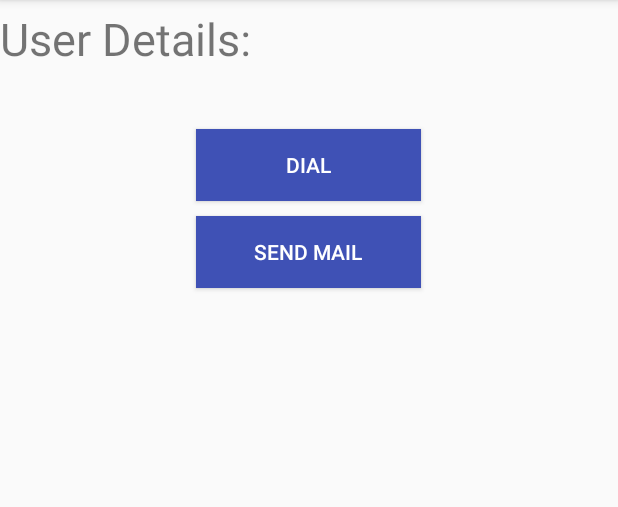
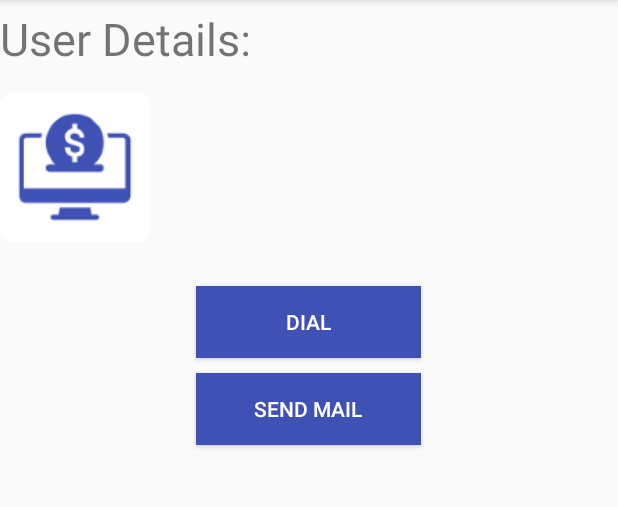
Before and after one commit to KobiShpak/eCommerceApp, an Android app: the DisplayUserInfoActivity screen opened directly, with no data from a screen before it, on a phone screen of 412 x 824 dp, the part 84-591 px from its top. Run offline under Robolectric (Android 15) with nearby library versions, the phone set to English and light mode, and no system bars; 2 statements that could not run were skipped.

Commit message:
image @ 3rd screen

```diff
--- a/app/src/main/java/com/example/kobishpak/hw01/DisplayUserInfoActivity.java
+++ b/app/src/main/java/com/example/kobishpak/hw01/DisplayUserInfoActivity.java
@@ -1,6 +1,7 @@
 package com.example.kobishpak.hw01;
 
 import android.content.Intent;
+import android.graphics.BitmapFactory;
 import android.net.Uri;
 import android.support.v7.app.AppCompatActivity;
 import android.os.Bundle;
@@ -8,6 +9,9 @@ import android.view.View;
 import android.widget.Button;
 import android.widget.EditText;
 import android.widget.ImageView;
+
+import java.io.FileNotFoundException;
+import java.io.InputStream;
 
 public class DisplayUserInfoActivity extends AppCompatActivity {
 
@@ -25,6 +29,17 @@ public class DisplayUserInfoActivity extends AppCompatActivity {
 
         bundle = getIntent().getExtras();
         m_DialButton = (Button) findViewById(R.id.buttonDial);
+        m_UserImageView = (ImageView) findViewById(R.id.userImageView);
+        try {
+            Uri imageUri = Uri.parse((String) bundle.get("userImage"));
+            assert imageUri != null;
+            InputStream imageStream = getContentResolver().openInputStream(imageUri);
+            m_UserImageView.setImageBitmap(BitmapFactory.decodeStream(imageStream));
+        }
+        catch(FileNotFoundException e) {
+            e.printStackTrace();
+        }
+
         m_DialButton.setOnClickListener(new View.OnClickListener() {
             @Override
             public void onClick(View v) {
--- a/app/src/main/java/com/example/kobishpak/hw01/EnterUserInfoActivity.java
+++ b/app/src/main/java/com/example/kobishpak/hw01/EnterUserInfoActivity.java
@@ -250,7 +250,7 @@ public class EnterUserInfoActivity extends AppCompatActivity {
         int selectedId = m_GenderRadioButton.getCheckedRadioButtonId();
         RadioButton radioButton = findViewById(selectedId);
         intent.putExtra("userGender", radioButton.getText().toString());
-        intent.putExtra("userImage", m_ImageUri);
+        intent.putExtra("userImage", m_ImageUri.toString());
         intent.putExtra("userEmail", m_EmailEditText.getText().toString());
         intent.putExtra("userPassword", m_PasswordEditText.getText().toString());
         intent.putExtra("userFullName", m_FullNameEditText.getText().toString());
--- a/app/src/main/res/layout/activity_display_user_info.xml
+++ b/app/src/main/res/layout/activity_display_user_info.xml
@@ -4,8 +4,8 @@
     xmlns:tools="http://schemas.android.com/tools"
     android:layout_width="match_parent"
     android:layout_height="match_parent"
-    tools:context=".DisplayUserInfoActivity"
-    android:orientation="vertical">
+    android:orientation="vertical"
+    tools:context=".DisplayUserInfoActivity">
 
     <TextView
         android:id="@+id/textViewHeadline"
@@ -18,13 +18,18 @@
         tools:layout_editor_absoluteX="189dp"
         tools:layout_editor_absoluteY="41dp" />
 
+
     <ImageView
-        android:id="@+id/imageViewUserImage"
-        android:layout_width="match_parent"
-        android:layout_height="wrap_content"
-        android:layout_marginBottom="5dp"
+        android:id="@+id/userImageView"
+        android:layout_width="100dp"
+        android:layout_height="100dp"
+        android:layout_marginTop="10dp"
+        android:background="@mipmap/ic_launcher"
+        android:baselineAligned="false"
         android:contentDescription="@string/user_image"
-        tools:srcCompat="@tools:sample/avatars" />
+        app:layout_constraintEnd_toEndOf="parent"
+        app:layout_constraintStart_toStartOf="parent"
+        app:layout_constraintTop_toTopOf="parent" />
 
     <TextView
         android:id="@+id/textViewUserInfo"
```
